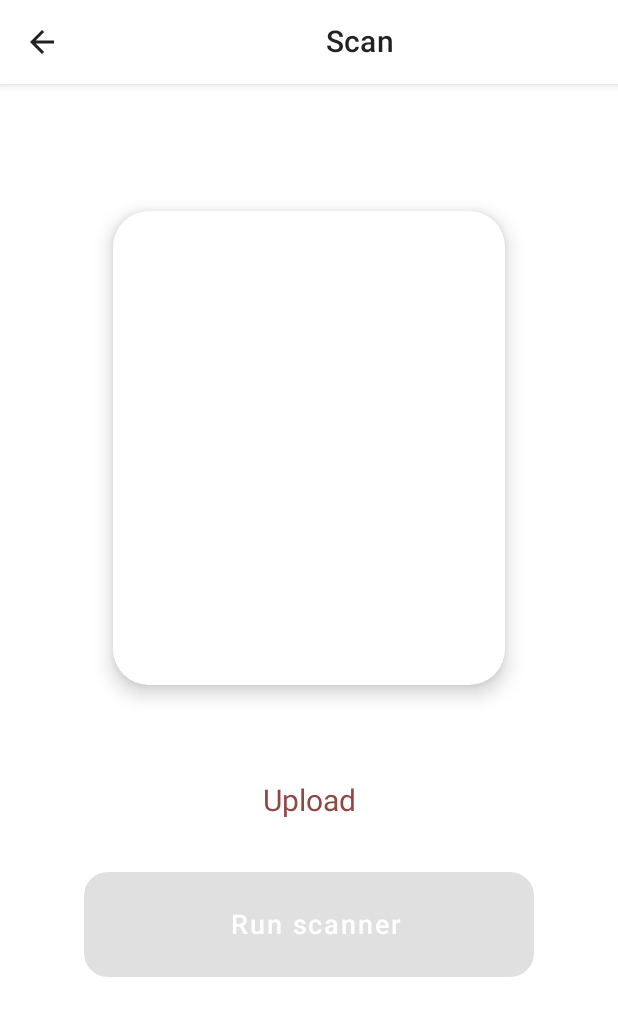
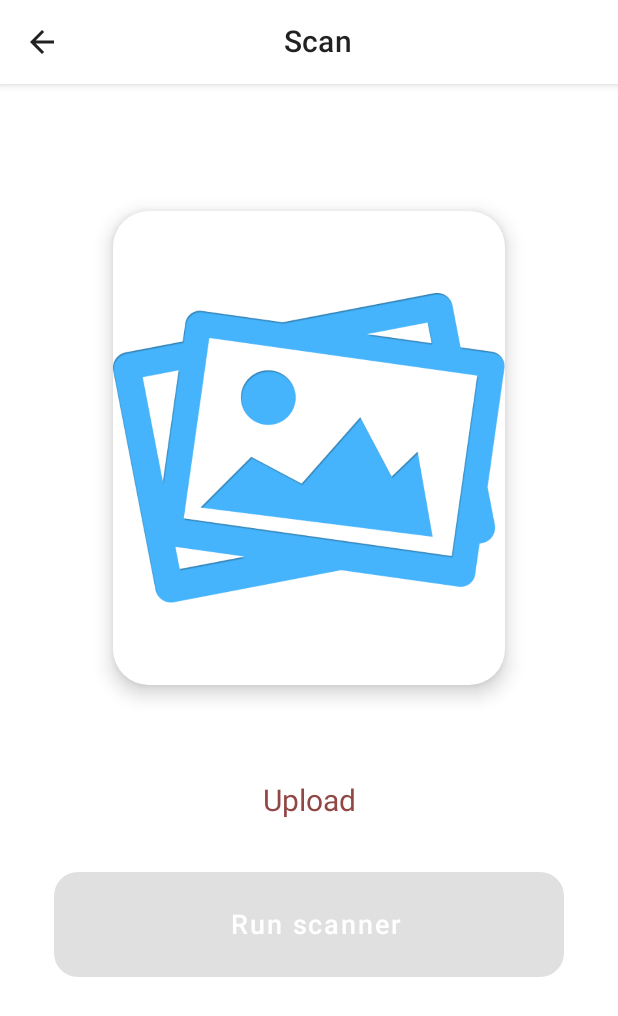
Before and after one commit to t-regbs/CxrCovidClassify, an Android app built with Jetpack Compose: the UploadScreen screen opened through its navigation route, on a phone screen of 412 x 824 dp. Shown: the top 1016 px of the screen. Run offline under Robolectric (Android 15) with nearby library versions, the phone set to English and light mode, and no system bars; our stand-ins replace Timber, accompanist, livedata-compose; libraries missing offline, so code that uses them is left out: org.tensorflow.lite.

Commit message:
add loading state and no upload image

```diff
--- a/app/src/main/java/com/timilehinaregbesola/cxrcovidclassify/components/CovButton.kt
+++ b/app/src/main/java/com/timilehinaregbesola/cxrcovidclassify/components/CovButton.kt
@@ -1,6 +1,7 @@
 package com.timilehinaregbesola.cxrcovidclassify.components
 
 import androidx.compose.foundation.layout.Spacer
+import androidx.compose.foundation.layout.fillMaxWidth
 import androidx.compose.foundation.layout.height
 import androidx.compose.foundation.layout.padding
 import androidx.compose.foundation.layout.size
@@ -29,9 +30,9 @@ fun CovButton(
 ) {
     Button(
         modifier = Modifier
-            .padding(horizontal = 24.dp)
-            .width(300.dp)
-            .height(70.dp),
+            .height(70.dp)
+            .fillMaxWidth()
+            .padding(horizontal = 36.dp),
         colors = ButtonDefaults.buttonColors(backgroundColor = color),
         shape = RoundedCornerShape(16.dp),
         onClick = onClick,
--- a/app/src/main/java/com/timilehinaregbesola/cxrcovidclassify/components/CovidTopAppBar.kt
+++ b/app/src/main/java/com/timilehinaregbesola/cxrcovidclassify/components/CovidTopAppBar.kt
@@ -3,6 +3,7 @@ package com.timilehinaregbesola.cxrcovidclassify.components
 import androidx.compose.foundation.layout.Arrangement
 import androidx.compose.foundation.layout.Row
 import androidx.compose.foundation.layout.fillMaxWidth
+import androidx.compose.foundation.layout.padding
 import androidx.compose.material.Icon
 import androidx.compose.material.IconButton
 import androidx.compose.material.Text
@@ -13,18 +14,23 @@ import androidx.compose.runtime.Composable
 import androidx.compose.ui.Modifier
 import androidx.compose.ui.graphics.Color
 import androidx.compose.ui.text.font.FontWeight
+import androidx.compose.ui.text.style.TextAlign
 import androidx.compose.ui.tooling.preview.Preview
+import androidx.compose.ui.unit.dp
 import androidx.compose.ui.unit.sp
 
 @Composable
 fun CovidTopAppBar(title: String, showBack: Boolean = false, onBackPressed: (() -> Unit)? = null) {
+    val pad = if (showBack) 56.dp else 0.dp
     TopAppBar(
         title = {
             Row(modifier = Modifier.fillMaxWidth(), horizontalArrangement = Arrangement.Center) {
                 Text(
+                    modifier = Modifier.padding(end = pad),
                     text = title,
                     fontWeight = FontWeight.SemiBold,
-                    fontSize = 20.sp
+                    fontSize = 20.sp,
+                    textAlign = TextAlign.Start
                 )
             }
         },
--- a/app/src/main/java/com/timilehinaregbesola/cxrcovidclassify/components/ImageCarousel.kt
+++ b/app/src/main/java/com/timilehinaregbesola/cxrcovidclassify/components/ImageCarousel.kt
@@ -38,7 +38,7 @@ fun ImageCarousel(
     ) { page ->
         Card(
             modifier = Modifier
-                .width(280.dp)
+                .width(261.dp)
                 .height(316.dp)
                 .graphicsLayer {
                     val pageOffset =
--- a/app/src/main/java/com/timilehinaregbesola/cxrcovidclassify/screens/UploadScreen.kt
+++ b/app/src/main/java/com/timilehinaregbesola/cxrcovidclassify/screens/UploadScreen.kt
@@ -12,9 +12,11 @@ import android.provider.MediaStore
 import android.provider.OpenableColumns
 import androidx.activity.compose.ManagedActivityResultLauncher
 import androidx.activity.compose.rememberLauncherForActivityResult
+import androidx.compose.foundation.Image
 import androidx.compose.foundation.clickable
 import androidx.compose.foundation.gestures.Orientation
 import androidx.compose.foundation.gestures.scrollable
+import androidx.compose.foundation.layout.Box
 import androidx.compose.foundation.layout.Column
 import androidx.compose.foundation.layout.Row
 import androidx.compose.foundation.layout.Spacer
@@ -25,6 +27,7 @@ import androidx.compose.foundation.layout.width
 import androidx.compose.foundation.rememberScrollState
 import androidx.compose.foundation.shape.CornerSize
 import androidx.compose.material.Card
+import androidx.compose.material.CircularProgressIndicator
 import androidx.compose.material.MaterialTheme
 import androidx.compose.material.Scaffold
 import androidx.compose.material.Surface
@@ -37,6 +40,7 @@ import androidx.compose.ui.Alignment
 import androidx.compose.ui.Modifier
 import androidx.compose.ui.graphics.Color
 import androidx.compose.ui.platform.LocalContext
+import androidx.compose.ui.res.painterResource
 import androidx.compose.ui.text.style.TextAlign
 import androidx.compose.ui.unit.dp
 import androidx.compose.ui.unit.sp
@@ -44,6 +48,7 @@ import androidx.core.app.ActivityCompat
 import androidx.navigation.NavHostController
 import com.google.accompanist.pager.ExperimentalPagerApi
 import com.google.accompanist.pager.rememberPagerState
+import com.timilehinaregbesola.cxrcovidclassify.R
 import com.timilehinaregbesola.cxrcovidclassify.UploadState
 import com.timilehinaregbesola.cxrcovidclassify.UploadViewModel
 import com.timilehinaregbesola.cxrcovidclassify.components.CovButton
@@ -129,7 +134,9 @@ fun UploadScreen(navController: NavHostController, viewModel: UploadViewModel) {
                             .height(316.dp),
                         shape = MaterialTheme.shapes.medium.copy(CornerSize(24.dp)),
                         elevation = 8.dp
-                    ) {}
+                    ) {
+                        Image(painter = painterResource(id = R.drawable.img_p), contentDescription = null)
+                    }
                 } else {
                     if (pagerState != null) {
                         ImageCarousel(pagerState, result, context)
@@ -156,6 +163,8 @@ fun UploadScreen(navController: NavHostController, viewModel: UploadViewModel) {
                         textColor = marrColor
                     )
                 } else {
+                    Box {
+                        Column(horizontalAlignment = Alignment.CenterHorizontally) {
                             Spacer(modifier = Modifier.height(65.dp))
                             Text(
                                 modifier = Modifier
@@ -184,8 +193,16 @@ fun UploadScreen(navController: NavHostController, viewModel: UploadViewModel) {
                                     viewModel.process(cxrModel, bitmaps)
                                 },
                                 color = marrColor,
-                        enabled = state.value !is UploadState.Init
+                                enabled = !(state.value is UploadState.Init || state.value is UploadState.Loading)
                             )
+                        }
+                        if (state.value is UploadState.Loading) {
+                            CircularProgressIndicator(
+                                modifier = Modifier.align(Alignment.Center),
+                                color = marrColor
+                            )
+                        }
+                    }
                 }
             }
         }
```
Also changed, not shown: app/src/main/res/drawable/img_p.png (added). Lines whose indentation alone changed are shown as unchanged.
